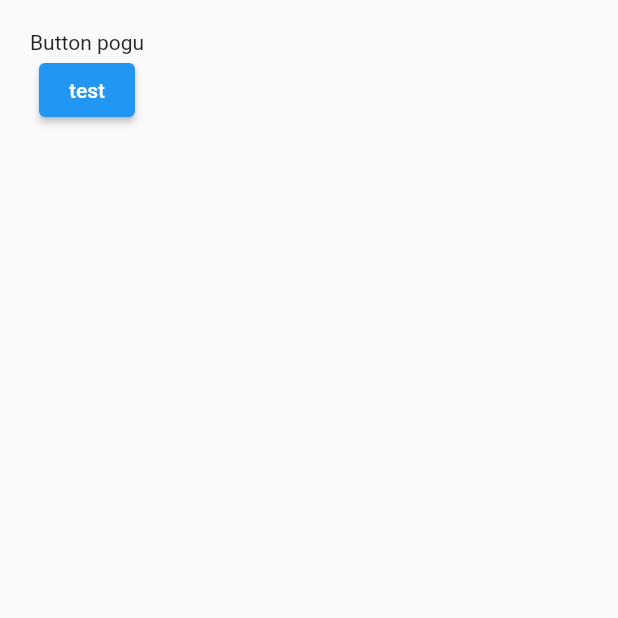
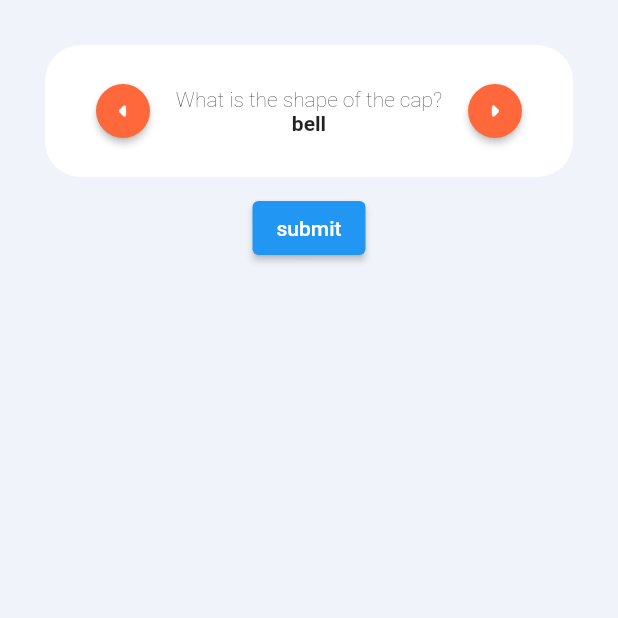
Before and after one commit to CinqueIzumi/ai-mushroom-temp, a Flutter app: the screen it shows after launch, on a phone screen of 412 x 824 dp, the top half of it. Run offline on Flutter 3.47's test engine with Material 2 defaults, Android fonts, the phone set to English and light mode, and no system bars; our stand-ins replace bloc, dartz, equatable, flutter_bloc, get_it.

Commit message:
[Added] Simple question selector

```diff
--- /dev/null
+++ b/lib/core/utils/colors.dart
@@ -0,0 +1,5 @@
+import 'package:flutter/material.dart';
+
+const kColorScaffold = Color(0xFFF0F4FA);
+const kColorCard = Color(0xFFFFFFFF);
+const kColorButton = Color(0xFFFF683B);
--- a/lib/features/mushroom_pred/presentation/pages/mushroom_page.dart
+++ b/lib/features/mushroom_pred/presentation/pages/mushroom_page.dart
@@ -1,4 +1,5 @@
 import 'package:ai_mushroom/features/mushroom_pred/presentation/bloc/mushroom_bloc.dart';
+import 'package:ai_mushroom/features/mushroom_pred/presentation/pages/mushroom_page_builder.dart';
 import 'package:flutter/material.dart';
 import 'package:flutter_bloc/flutter_bloc.dart';
 
@@ -10,32 +11,6 @@ class MushroomPage extends StatefulWidget {
 }
 
 class _MushroomPageState extends State<MushroomPage> {
-
-  final customJson = {
-    "cap-shape": ["x"],
-    "cap-surface": ["s"],
-    "cap-color": ["n"],
-    "bruises": ["t"],
-    "odor": ["p"],
-    "gill-attachment": ["f"],
-    "gill-spacing": ["c"],
-    "gill-size": ["n"],
-    "gill-color": ["k"],
-    "stalk-shape": ["e"],
-    "stalk-root": ["e"],
-    "stalk-surface-above-ring": ["s"],
-    "stalk-surface-below-ring": ["s"],
-    "stalk-color-above-ring": ["w"],
-    "stalk-color-below-ring": ["w"],
-    "veil-type": ["p"],
-    "veil-color": ["w"],
-    "ring-number": ["o"],
-    "ring-type": ["p"],
-    "spore-print-color": ["k"],
-    "population": ["s"],
-    "habitat": ["u"]
-  };
-
   @override
   Widget build(BuildContext context) {
     return Scaffold(
@@ -48,17 +23,7 @@ class _MushroomPageState extends State<MushroomPage> {
             } else if (state is ErrorState) {
               return Text('Failure: ${state.failure}');
             }
-            return Column(
-              children: [
-                const Text('Button pogu'),
-                ElevatedButton(
-                  onPressed: () async {
-                    BlocProvider.of<MushroomBloc>(context).add(RequestMushroomInfo(json: customJson));
-                  },
-                  child: const Text('test'),
-                ),
-              ],
-            );
+            return const MushroomPageBuilder();
           },
         ),
       ),
--- /dev/null
+++ b/lib/features/mushroom_pred/presentation/pages/mushroom_page_builder.dart
@@ -0,0 +1,67 @@
+import 'package:ai_mushroom/features/mushroom_pred/presentation/widgets/select_card.dart';
+import 'package:flutter/material.dart';
+
+class MushroomPageBuilder extends StatefulWidget {
+  const MushroomPageBuilder({Key? key}) : super(key: key);
+
+  @override
+  _MushroomPageBuilderState createState() => _MushroomPageBuilderState();
+}
+
+class _MushroomPageBuilderState extends State<MushroomPageBuilder> {
+  // final customJson = {
+  //   "cap-shape": ["x"],
+  //   "cap-surface": ["s"],
+  //   "cap-color": ["n"],
+  //   "bruises": ["t"],
+  //   "odor": ["p"],
+  //   "gill-attachment": ["f"],
+  //   "gill-spacing": ["c"],
+  //   "gill-size": ["n"],
+  //   "gill-color": ["k"],
+  //   "stalk-shape": ["e"],
+  //   "stalk-root": ["e"],
+  //   "stalk-surface-above-ring": ["s"],
+  //   "stalk-surface-below-ring": ["s"],
+  //   "stalk-color-above-ring": ["w"],
+  //   "stalk-color-below-ring": ["w"],
+  //   "veil-type": ["p"],
+  //   "veil-color": ["w"],
+  //   "ring-number": ["o"],
+  //   "ring-type": ["p"],
+  //   "spore-print-color": ["k"],
+  //   "population": ["s"],
+  //   "habitat": ["u"]
+  // };
+
+  final SelectCard card1 = SelectCard(
+    answers: const {
+      "bell": "b",
+      "conical": "c",
+      "convex": "x",
+      "flat": "f",
+      "knobbed": "k",
+      "sunken": "s",
+    },
+    question: 'What is the shape of the cap?',
+    maxOptions: 6,
+  );
+
+  @override
+  Widget build(BuildContext context) {
+    return Column(
+      children: [
+        card1,
+        ElevatedButton(
+          onPressed: () async {
+            // BlocProvider.of<MushroomBloc>(context).add(RequestMushroomInfo(json: customJson));
+            // print(
+            //     'Results:\n${card1.text} - ${card2.text} - ${card3.text} - ${card4.text}');
+            print('Result: ${card1.text}');
+          },
+          child: const Text('submit'),
+        ),
+      ],
+    );
+  }
+}
--- /dev/null
+++ b/lib/features/mushroom_pred/presentation/widgets/select_card.dart
@@ -0,0 +1,91 @@
+import 'package:ai_mushroom/core/utils/colors.dart';
+import 'package:flutter/material.dart';
+
+class SelectCard extends StatefulWidget {
+  int _selectedIndex = 0;
+
+  final int maxOptions;
+  final String question;
+  final Map<String, dynamic> answers;
+
+  SelectCard({Key? key, required this.maxOptions, required this.question, required this.answers}) : super(key: key);
+
+  @override
+  _SelectCardState createState() => _SelectCardState();
+
+  String get text => answers.values.elementAt(_selectedIndex);
+}
+
+class _SelectCardState extends State<SelectCard> {
+
+
+  void _updateForward() {
+    setState(() {
+      if (widget._selectedIndex < widget.maxOptions - 1) {
+        widget._selectedIndex++;
+      }
+    });
+  }
+
+  void _updateBackwards() {
+    setState(() {
+      if (widget._selectedIndex > 0) {
+        widget._selectedIndex--;
+      }
+    });
+  }
+
+  @override
+  Widget build(BuildContext context) {
+    return Container(
+      margin: const EdgeInsets.all(10),
+      decoration: const BoxDecoration(
+        color: Colors.white,
+        borderRadius: BorderRadius.all(
+          Radius.circular(24),
+        ),
+
+      ),
+      child: Padding(
+        padding: const EdgeInsets.all(20),
+        child: Column(
+          mainAxisSize: MainAxisSize.min,
+          children: [
+            Row(
+              mainAxisSize: MainAxisSize.max,
+              mainAxisAlignment: MainAxisAlignment.spaceBetween,
+              children: [
+                ElevatedButton(
+                  onPressed: () {
+                    _updateBackwards();
+                  },
+                  child: const Icon(Icons.arrow_left_rounded),
+                  style: ElevatedButton.styleFrom(
+                    primary: kColorButton,
+                    shape: const CircleBorder(),
+                  ),
+                ),
+                Column(
+                  children: [
+                    Text(widget.question, style: const TextStyle(fontWeight: FontWeight.w200),),
+                    Text(widget.answers.keys.elementAt(widget._selectedIndex), style: const TextStyle(fontWeight: FontWeight.bold)),
+                  ],
+                ),
+                ElevatedButton(
+                  onPressed: () {
+                    _updateForward();
+                  },
+                  child: const Icon(Icons.arrow_right_rounded),
+                  style: ElevatedButton.styleFrom(
+                    primary: kColorButton,
+                    shape: const CircleBorder(),
+                  ),
+                ),
+              ],
+            ),
+          ],
+        ),
+      ),
+    );
+  }
+}
--- a/lib/main.dart
+++ b/lib/main.dart
@@ -1,3 +1,4 @@
+import 'package:ai_mushroom/core/utils/colors.dart';
 import 'package:ai_mushroom/features/mushroom_pred/presentation/bloc/mushroom_bloc.dart';
 import 'package:ai_mushroom/features/mushroom_pred/presentation/pages/mushroom_page.dart';
 import 'package:flutter/material.dart';
@@ -9,9 +10,7 @@ void main() async {
   await di.init();
   runApp(
     MultiBlocProvider(
-      providers: [
-        BlocProvider(create: (context) => sl<MushroomBloc>())
-      ],
+      providers: [BlocProvider(create: (context) => sl<MushroomBloc>())],
       child: const MyApp(),
     ),
   );
@@ -26,8 +25,13 @@ class MyApp extends StatelessWidget {
       title: 'Mushroom Prediction',
       theme: ThemeData(
         primarySwatch: Colors.blue,
+        scaffoldBackgroundColor: kColorScaffold,
       ),
-      home: const MushroomPage(),
+      home: const Scaffold(
+        body: SafeArea(
+          child: MushroomPage(),
+        ),
+      ),
     );
   }
 }
```
